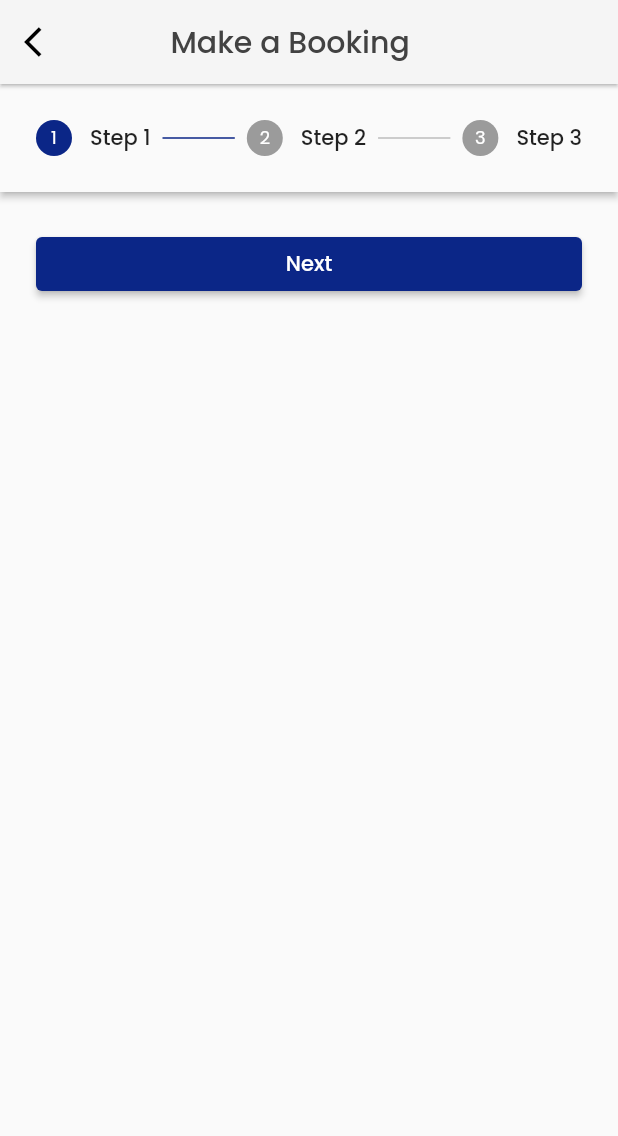
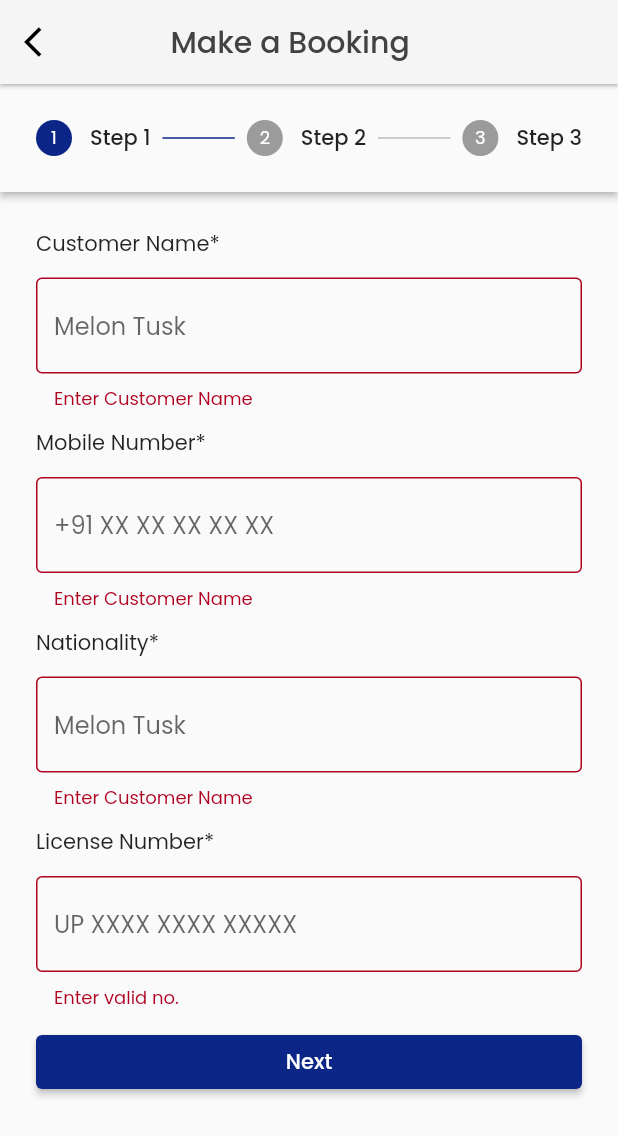
Before and after one commit to shailesh2109/Rentico, a Flutter app: the MakeBooking screen opened directly, after a tap on "Next", on a phone screen of 412 x 824 dp. Shown: the top 1136 px of the screen. Run offline on Flutter 3.47's test engine with Material 2 defaults, Android fonts, the phone set to English and light mode, and no system bars; our stand-ins replace google_fonts, velocity_x.

Commit message:
completed make_booking file

```diff
--- a/lib/screens/make_booking.dart
+++ b/lib/screens/make_booking.dart
@@ -39,7 +39,27 @@ class _MakeBookingState extends State<MakeBooking> {
 
             ),
             SizedBox(height: 10,),
-            "Customer Name*".text.make(),
+            "Mobile Number*".text.make(),
+            SizedBox(height: 12,),
+            TextFormField(
+              keyboardType: TextInputType.number,
+              inputFormatters: <TextInputFormatter>[FilteringTextInputFormatter.digitsOnly],
+              decoration:
+              InputDecoration(border: OutlineInputBorder(),
+              hintText: "+91 XX XX XX XX XX"),
+              validator:(value) {
+                if(value==null||value.isEmpty){
+                  return "Enter Customer Name";
+                }
+                if(value.length!=10){
+                  return"Enter valid Mobile Number";
+                }
+                return null;
+              },
+
+            ),
+            SizedBox(height: 10,),
+            "Nationality*".text.make(),
             SizedBox(height: 12,),
             TextFormField(
               decoration:
@@ -54,30 +74,15 @@ class _MakeBookingState extends State<MakeBooking> {
 
             ),
             SizedBox(height: 10,),
-            "Customer Name*".text.make(),
+            "License Number*".text.make(),
             SizedBox(height: 12,),
             TextFormField(
               decoration:
               InputDecoration(border: OutlineInputBorder(),
-              hintText: "Melon Tusk"),
+              hintText: "UP XXXX XXXX XXXXX"),
               validator:(value) {
                 if(value==null||value.isEmpty){
-                  return "Enter Customer Name";
-                }
-                return null;
-              },
-
-            ),
-            SizedBox(height: 10,),
-            "Customer Name*".text.make(),
-            SizedBox(height: 12,),
-            TextFormField(
-              decoration:
-              InputDecoration(border: OutlineInputBorder(),
-              hintText: "Melon Tusk"),
-              validator:(value) {
-                if(value==null||value.isEmpty){
-                  return "Enter Customer Name";
+                  return "Enter valid no.";
                 }
                 return null;
               },
@@ -89,21 +94,21 @@ class _MakeBookingState extends State<MakeBooking> {
 
           ),
       )),
-    Step(
-      state: currentStep>0?StepState.complete:StepState.indexed,
+      Step(
+      state: currentStep>1?StepState.complete:StepState.indexed,
       title: Text("Step 2"),
       isActive: currentStep>=1,
       content: Form(
-        key: formkeys[0],
+        key: formkeys[1],
         child: Column(
           crossAxisAlignment: CrossAxisAlignment.start,
           children: [
-            "Customer Name*".text.make(),
+            "Adhar Card No*".text.make(),
             SizedBox(height: 12,),
             TextFormField(
               decoration:
               InputDecoration(border: OutlineInputBorder(),
-              hintText: "Melon Tusk"),
+              hintText: "XXXX XXXX XXXX"),
               validator:(value) {
                 if(value==null||value.isEmpty){
                   return "Enter Customer Name";
@@ -113,48 +118,65 @@ class _MakeBookingState extends State<MakeBooking> {
 
             ),
             SizedBox(height: 10,),
-            "Customer Name*".text.make(),
+            "Voter ID No.".text.make(),
+            SizedBox(height: 12,),
+            TextFormField(
+              keyboardType: TextInputType.number,
+              inputFormatters: <TextInputFormatter>[FilteringTextInputFormatter.digitsOnly],
+              decoration:
+              InputDecoration(border: OutlineInputBorder(),
+              hintText: "XXXX XXXX XXXX"),
+
+
+            ),
+            SizedBox(height: 10,),
+            "Passport No.".text.make(),
             SizedBox(height: 12,),
             TextFormField(
               decoration:
               InputDecoration(border: OutlineInputBorder(),
-              hintText: "Melon Tusk"),
-              validator:(value) {
-                if(value==null||value.isEmpty){
-                  return "Enter Customer Name";
-                }
-                return null;
-              },
+              hintText: "XXXX XXXX XXXX"),
+
 
             ),
             SizedBox(height: 10,),
-            "Customer Name*".text.make(),
+            "Vissa No.".text.make(),
             SizedBox(height: 12,),
             TextFormField(
               decoration:
               InputDecoration(border: OutlineInputBorder(),
-              hintText: "Melon Tusk"),
-              validator:(value) {
-                if(value==null||value.isEmpty){
-                  return "Enter Customer Name";
-                }
-                return null;
-              },
+              hintText: "XXXX XXXX XXXXX"),
+
 
             ),
             SizedBox(height: 10,),
-            "Customer Name*".text.make(),
+            "Hotel Name".text.make(),
             SizedBox(height: 12,),
             TextFormField(
               decoration:
               InputDecoration(border: OutlineInputBorder(),
-              hintText: "Melon Tusk"),
-              validator:(value) {
-                if(value==null||value.isEmpty){
-                  return "Enter Customer Name";
-                }
-                return null;
-              },
+              hintText: "Radisson Hotel"),
+
+
+            ),
+            SizedBox(height: 10,),
+            "Room No.".text.make(),
+            SizedBox(height: 12,),
+            TextFormField(
+              decoration:
+              InputDecoration(border: OutlineInputBorder(),
+              hintText: "509"),
+
+
+            ),
+            SizedBox(height: 10,),
+            "Bike/Scooty No.".text.make(),
+            SizedBox(height: 12,),
+            TextFormField(
+              decoration:
+              InputDecoration(border: OutlineInputBorder(),
+              hintText: "XXXX XXXX XXXXX"),
+
 
             ),
             SizedBox(height: 10,),
@@ -163,23 +185,53 @@ class _MakeBookingState extends State<MakeBooking> {
 
           ),
       )),
-    Step(title: Text("Step 3"), content: Container()),
+      Step(
+            state: currentStep>2? StepState.complete:StepState.indexed,
+            isActive: currentStep>=2,
+            title: const Text('Step 3'),
+            content: Column(
+              crossAxisAlignment: CrossAxisAlignment.start,
+              children: [
+
+                "We have sent a verification code to*".text.xl.make(),
+                SizedBox(height: 12,),
+                Form(
+                  key: formkeys[2],
+                  child: TextFormField(
+                    keyboardType: TextInputType.number,
+                    inputFormatters: <TextInputFormatter>[FilteringTextInputFormatter.digitsOnly],
+                    validator: (value) {
+                      if(value==null||value.isEmpty){
+                        return "Enter the verification code";
+                      }
+
+                    },
+
+                  ),
+                ),
+                SizedBox(height: 12,)
+              ],
+
+            ),
+          ),
+
+
 
   ];
+ int currentStep=0;
   bool complete =false;
-  int currentStep=0;
   next(){
-    if(formkeys[currentStep].currentState!.validate()){
-      currentStep+1!=getSteps().length
-      ?goTo(currentStep+1)
-      : setState(() => complete=true,);
+    if( formkeys[currentStep].currentState!.validate()){
+    currentStep +1!= getSteps().length
+    ? goTo(currentStep+1)
+    : setState(() => complete=true);
     }
+  }
 
-  }
   goTo(int step){
-    setState(() {
-      currentStep=step;
-    });
+
+    setState(()=>currentStep=step);
+
   }
   @override
   Widget build(BuildContext context) {
@@ -195,16 +247,16 @@ class _MakeBookingState extends State<MakeBooking> {
        child:
        Column(
         children: [
-          complete?
-          Expanded(child: Container(
+          complete
+            ?Expanded(child: Container(
               child: Column(
 
                 children: [
                   SizedBox(height: 200,),
-                  Container(child: Image.asset("assets//images//Completed.png")).w(1000).h(100),
-                  "Received Successful".text.xl2.make(),
-                  "You have successfully received a".text.make(),
-                   "vehicle at Rentico".text.make(),
+                  Container(child: Image.asset("assets/images/Completed.png")).w(1000).h(100),
+                  "Booking Successful".text.xl2.make(),
+                  "You have successfully made a ".text.make(),
+                   "booking at Rentico".text.make(),
                    SizedBox(height: 10,),
                    ElevatedButton(
                     onPressed: () => Navigator.push(context, MaterialPageRoute(builder: (context)=>homeScreen())),
@@ -217,6 +269,7 @@ class _MakeBookingState extends State<MakeBooking> {
               steps: getSteps(),
               type: StepperType.horizontal,
               onStepContinue: next,
+              currentStep: currentStep,
               controlsBuilder:(context, details) {
                 return Container(
                   child: ElevatedButton(onPressed: details.onStepContinue, child: "Next".text.make()),
```
